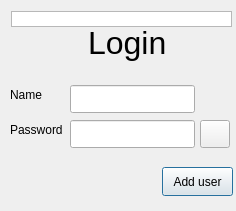
OstrovskyAndriy/audio_player, file users.ui: the form before one commit.
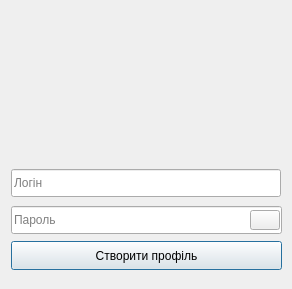
The form after the commit. Icons and pictures are not drawn.

```diff
--- a/users.ui
+++ b/users.ui
@@ -6,8 +6,8 @@
    <rect>
     <x>0</x>
     <y>0</y>
-    <width>236</width>
-    <height>211</height>
+    <width>292</width>
+    <height>289</height>
    </rect>
   </property>
   <property name="windowTitle">
@@ -17,36 +17,26 @@
    <iconset resource="images.qrc">
     <normaloff>:/images/images/head_icon3.png</normaloff>:/images/images/head_icon3.png</iconset>
   </property>
-  <widget class="QTableView" name="usersTableView">
-   <property name="geometry">
-    <rect>
-     <x>11</x>
-     <y>11</y>
-     <width>221</width>
-     <height>16</height>
-    </rect>
-   </property>
-  </widget>
   <widget class="QPushButton" name="addUser">
    <property name="geometry">
     <rect>
-     <x>162</x>
-     <y>167</y>
-     <width>71</width>
+     <x>11</x>
+     <y>241</y>
+     <width>271</width>
      <height>29</height>
     </rect>
    </property>
    <property name="text">
-    <string>Add user</string>
+    <string>Створити профіль</string>
    </property>
   </widget>
   <widget class="QLabel" name="loginLabel">
    <property name="geometry">
     <rect>
-     <x>88</x>
-     <y>17</y>
-     <width>101</width>
-     <height>51</height>
+     <x>0</x>
+     <y>3</y>
+     <width>301</width>
+     <height>151</height>
     </rect>
    </property>
    <property name="font">
@@ -55,62 +45,42 @@
     </font>
    </property>
    <property name="text">
-    <string>Login</string>
+    <string/>
    </property>
   </widget>
   <widget class="QLineEdit" name="nameEdit">
    <property name="geometry">
     <rect>
-     <x>70</x>
-     <y>85</y>
-     <width>125</width>
+     <x>11</x>
+     <y>169</y>
+     <width>270</width>
      <height>28</height>
     </rect>
    </property>
+   <property name="placeholderText">
+    <string>Логін</string>
+   </property>
   </widget>
   <widget class="QLineEdit" name="passwordEdit">
    <property name="geometry">
     <rect>
-     <x>70</x>
-     <y>120</y>
-     <width>125</width>
+     <x>11</x>
+     <y>206</y>
+     <width>271</width>
      <height>28</height>
     </rect>
    </property>
-  </widget>
-  <widget class="QLabel" name="nameLabel">
-   <property name="geometry">
-    <rect>
-     <x>10</x>
-     <y>85</y>
-     <width>40</width>
-     <height>20</height>
-    </rect>
-   </property>
-   <property name="text">
-    <string>Name</string>
-   </property>
-  </widget>
-  <widget class="QLabel" name="passwordLabel">
-   <property name="geometry">
-    <rect>
-     <x>10</x>
-     <y>120</y>
-     <width>61</width>
-     <height>20</height>
-    </rect>
-   </property>
-   <property name="text">
-    <string>Password</string>
+   <property name="placeholderText">
+    <string>Пароль</string>
    </property>
   </widget>
   <widget class="QPushButton" name="showPswrd">
    <property name="geometry">
     <rect>
-     <x>200</x>
-     <y>120</y>
+     <x>250</x>
+     <y>210</y>
      <width>30</width>
-     <height>28</height>
+     <height>20</height>
     </rect>
    </property>
    <property name="text">
```
Left out of the diff: 4 changed lines with no effect on the pictures.
